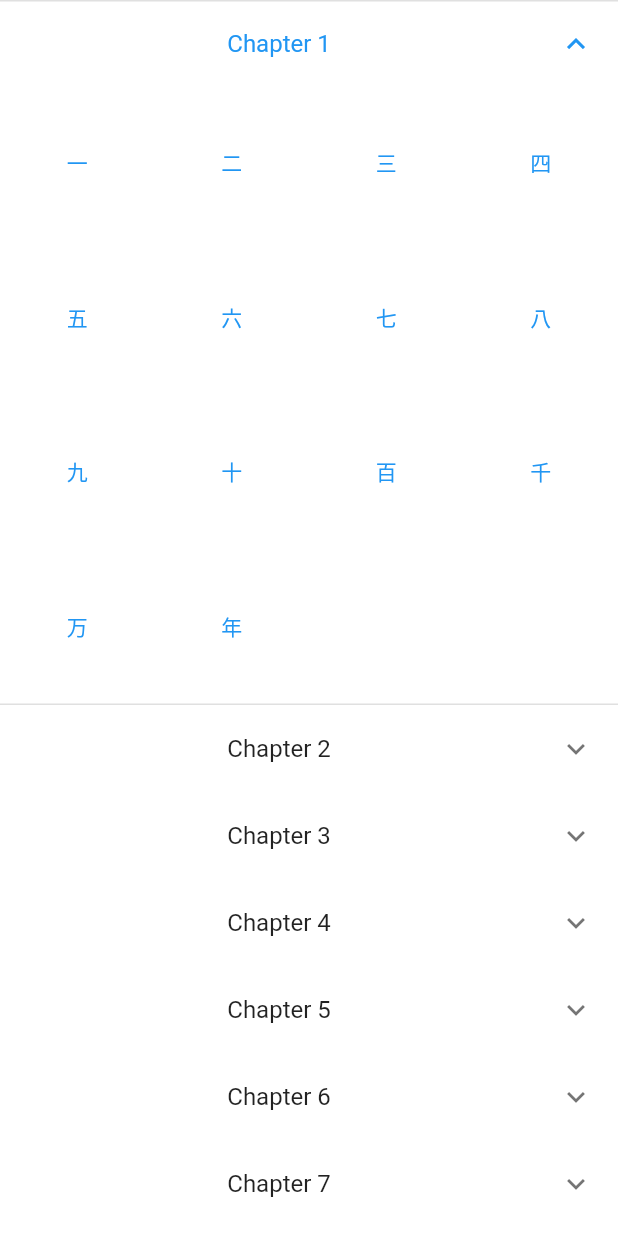
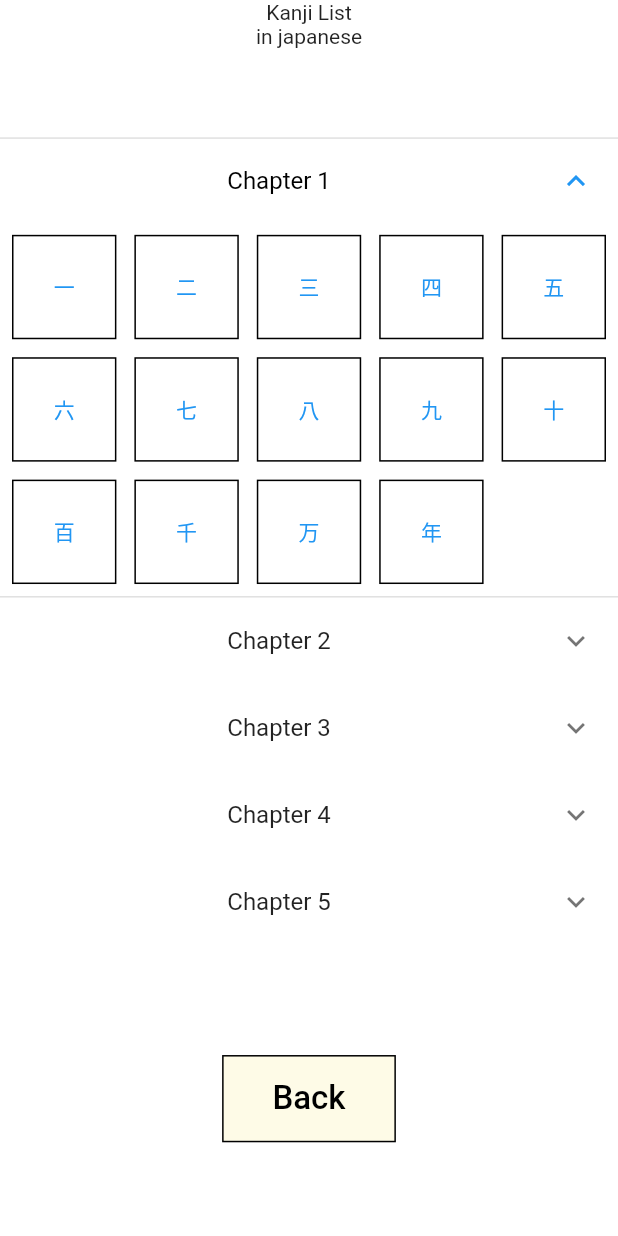
Before and after one commit to febrian430/N5-Kanji-Alt-Flutter, a Flutter app: the KanjiMenu screen opened by its route, after a tap on an icon or button, on a phone screen of 412 x 824 dp. Run offline on Flutter 3.47's test engine with Material 2 defaults, Android fonts, the phone set to English and light mode, and no system bars; missing offline and left inert: dart:ffi.

Commit message:
update kanji list and gameselect menu

```diff
--- a/lib/kanji-list/kanji_menu.dart
+++ b/lib/kanji-list/kanji_menu.dart
@@ -1,6 +1,9 @@
 import 'package:flutter/cupertino.dart';
 import 'package:flutter/material.dart';
+import 'package:kanji_memory_hint/components/loading_screen.dart';
+import 'package:kanji_memory_hint/menu_screens/menu.dart';
 import 'package:kanji_memory_hint/repository/kanji_list.dart';
+import 'package:kanji_memory_hint/theme.dart';
 
 class KanjiMenu extends StatefulWidget {
   KanjiMenu({Key? key}) : super(key: key);
@@ -26,6 +29,22 @@ class _MenuState extends State<KanjiMenu> {
     _list = widget._getList();
   }
 
+  Widget buildKanji(BuildContext context, Kanji kanji) {
+    return Container(
+        decoration: BoxDecoration(
+          border: Border.all(
+            width: 1
+          )
+        ),
+        child: TextButton(
+          onPressed: () => Navigator.of(context).pushNamed("/list/view",
+            arguments: kanji
+          ),
+          child: Text(kanji.rune),
+        )
+    );
+  }
+
   Widget _renderList(BuildContext context, List<Kanji> kanjis) {
     return SingleChildScrollView(
       child: Center(
@@ -33,19 +52,21 @@ class _MenuState extends State<KanjiMenu> {
           children:
             widget.chapters.map((chapter) {
               return ExpansionTile(
+                textColor: Colors.black,
+                backgroundColor: Colors.transparent,
+                childrenPadding: const EdgeInsets.all(4),
                 expandedCrossAxisAlignment: CrossAxisAlignment.end,
                 children: <Widget>[
                   GridView.count(
-                        crossAxisCount: 4,
+                    crossAxisCount: 5,
+                    padding: const EdgeInsets.all(4),
+                    crossAxisSpacing: 12,
+                    mainAxisSpacing: 12,
+                    physics: const NeverScrollableScrollPhysics(),
                     shrinkWrap: true,
                     children: kanjis.where((kanji) => kanji.chapter == chapter)
                       .map((kanji) {
-                            return TextButton(
-                              onPressed: () => Navigator.of(context).pushNamed("/list/view",
-                                arguments: kanji
-                              ),
-                              child: Text(kanji.rune),
-                            );
+                        return buildKanji(context, kanji);
                       }).toList()
                   )
                 ],
@@ -62,21 +83,19 @@ class _MenuState extends State<KanjiMenu> {
   }
 
   Widget build(BuildContext context) {
-    return Scaffold(
-      body: SafeArea(
-        child: FutureBuilder(
+    final screen = FutureBuilder(
       future: _list,
       builder: (context, AsyncSnapshot<List<Kanji>> snapshot) {
         if(snapshot.hasData) {
           return _renderList(context, snapshot.data!);
         } else {
           return Center(
-                child: Text("Loading..."),
+            child: LoadingScreen(),
           );
         }
       }
-        )
-      ),
     );
+
+    return Menu(title: "Kanji List", titleJapanese: "in japanese", child: screen);
   }
 }
--- a/lib/menu_screens/game_select.dart
+++ b/lib/menu_screens/game_select.dart
@@ -41,18 +41,6 @@ class GameSelect extends StatelessWidget {
                 child: SelectButton(
                   // Within the `Home` widget
                   onTap: () {
-                    PracticeGameArguments param = PracticeGameArguments(selectedGame: PickDrop.route);
-                    param.mode = GAME_MODE.imageMeaning;
-                    Navigator.pushNamed(context, ChapterSelect.route, arguments: param);
-                  },
-                  title: 'Pick and Drop',
-                  description: "Pick and Drag the correct kanji",
-                ),
-              ),
-              Center(
-                child: SelectButton(
-                  // Within the `Home` widget
-                  onTap: () {
                     // Navigate to the second screen using a named route.
                     Navigator.pushNamed(context, ModeSelect.route,
                     arguments: PracticeGameArguments(selectedGame: MixMatchGame.route));
@@ -73,6 +61,18 @@ class GameSelect extends StatelessWidget {
                   description: "Choose the correct answer",
                 ),
               ),
+              Center(
+                child: SelectButton(
+                  // Within the `Home` widget
+                  onTap: () {
+                    PracticeGameArguments param = PracticeGameArguments(selectedGame: PickDrop.route);
+                    param.mode = GAME_MODE.imageMeaning;
+                    Navigator.pushNamed(context, ChapterSelect.route, arguments: param);
+                  },
+                  title: 'Pick and Drop',
+                  description: "Pick and Drag the correct kanji",
+                ),
+              ),
             ]
           );
       return Menu(title: "Choose Game", titleJapanese: "in japanese", child: screen);
```
Lines whose indentation alone changed are shown as unchanged.
